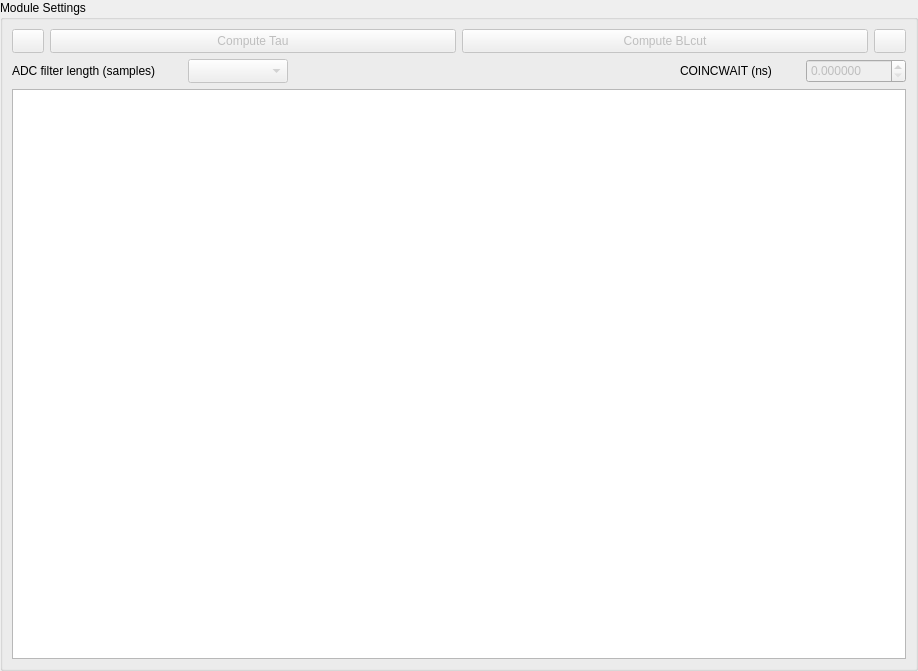
Above: forms/form_pixie_settings.ui from usnistgov/qpx-gamma before the change. Below: the same form after it.
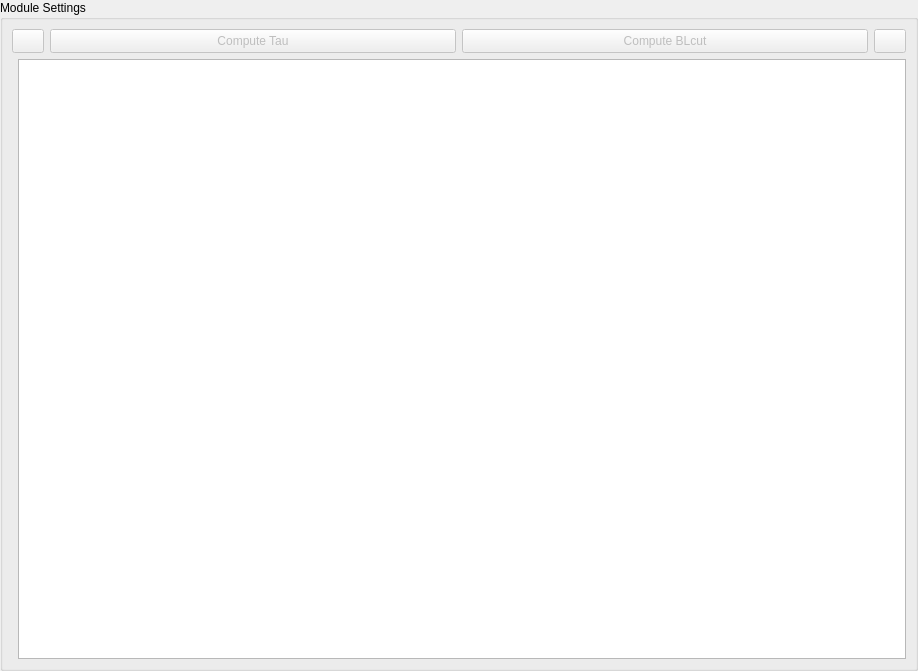
That is the form after the change. Icons and pictures are not drawn.

Commit message: Generic settings tree structure

```diff
--- a/forms/form_pixie_settings.ui
+++ b/forms/form_pixie_settings.ui
@@ -33,7 +33,7 @@
    <item row="0" column="0">
     <widget class="QGroupBox" name="groupBox_8">
      <property name="sizePolicy">
-      <sizepolicy hsizetype="Preferred" vsizetype="Expanding">
+      <sizepolicy hsizetype="MinimumExpanding" vsizetype="Expanding">
        <horstretch>0</horstretch>
        <verstretch>0</verstretch>
       </sizepolicy>
@@ -54,7 +54,7 @@
       <string>Module Settings</string>
      </property>
      <layout class="QGridLayout" name="gridLayout_8">
-      <item row="0" column="0">
+      <item row="0" column="0" colspan="2">
        <layout class="QHBoxLayout" name="horizontalLayout_20">
         <item>
          <widget class="QPushButton" name="pushSettingsRefresh">
@@ -193,191 +193,14 @@
         </item>
        </layout>
       </item>
-      <item row="1" column="0">
-       <layout class="QHBoxLayout" name="horizontalLayout_22">
-        <item>
-         <widget class="QLabel" name="label_33">
-          <property name="sizePolicy">
-           <sizepolicy hsizetype="Preferred" vsizetype="Fixed">
-            <horstretch>0</horstretch>
-            <verstretch>0</verstretch>
-           </sizepolicy>
-          </property>
-          <property name="minimumSize">
-           <size>
-            <width>170</width>
-            <height>24</height>
-           </size>
-          </property>
-          <property name="maximumSize">
-           <size>
-            <width>200</width>
-            <height>32</height>
-           </size>
-          </property>
-          <property name="sizeIncrement">
-           <size>
-            <width>0</width>
-            <height>21</height>
-           </size>
-          </property>
-          <property name="baseSize">
-           <size>
-            <width>0</width>
-            <height>24</height>
-           </size>
-          </property>
-          <property name="toolTip">
-           <string>ADC samples averaged before filtering logic.</string>
-          </property>
-          <property name="text">
-           <string>ADC filter length (samples)</string>
-          </property>
-         </widget>
-        </item>
-        <item>
-         <widget class="QComboBox" name="comboFilterSamples">
-          <property name="enabled">
-           <bool>false</bool>
-          </property>
-          <property name="sizePolicy">
-           <sizepolicy hsizetype="Preferred" vsizetype="Fixed">
-            <horstretch>0</horstretch>
-            <verstretch>0</verstretch>
-           </sizepolicy>
-          </property>
-          <property name="minimumSize">
-           <size>
-            <width>100</width>
-            <height>24</height>
-           </size>
-          </property>
-          <property name="maximumSize">
-           <size>
-            <width>100</width>
-            <height>32</height>
-           </size>
-          </property>
-         </widget>
-        </item>
-        <item>
-         <spacer name="horizontalSpacer_10">
-          <property name="orientation">
-           <enum>Qt::Horizontal</enum>
-          </property>
-          <property name="sizeType">
-           <enum>QSizePolicy::MinimumExpanding</enum>
-          </property>
-          <property name="sizeHint" stdset="0">
-           <size>
-            <width>100</width>
-            <height>20</height>
-           </size>
-          </property>
-         </spacer>
-        </item>
-        <item>
-         <widget class="QLabel" name="label_31">
-          <property name="sizePolicy">
-           <sizepolicy hsizetype="Preferred" vsizetype="Fixed">
-            <horstretch>0</horstretch>
-            <verstretch>0</verstretch>
-           </sizepolicy>
-          </property>
-          <property name="minimumSize">
-           <size>
-            <width>120</width>
-            <height>24</height>
-           </size>
-          </property>
-          <property name="maximumSize">
-           <size>
-            <width>130</width>
-            <height>32</height>
-           </size>
-          </property>
-          <property name="sizeIncrement">
-           <size>
-            <width>0</width>
-            <height>21</height>
-           </size>
-          </property>
-          <property name="baseSize">
-           <size>
-            <width>0</width>
-            <height>24</height>
-           </size>
-          </property>
-          <property name="text">
-           <string>COINCWAIT (ns)</string>
-          </property>
-         </widget>
-        </item>
-        <item>
-         <widget class="QDoubleSpinBox" name="boxCoincWait">
-          <property name="enabled">
-           <bool>false</bool>
-          </property>
-          <property name="sizePolicy">
-           <sizepolicy hsizetype="Minimum" vsizetype="Fixed">
-            <horstretch>0</horstretch>
-            <verstretch>0</verstretch>
-           </sizepolicy>
-          </property>
-          <property name="minimumSize">
-           <size>
-            <width>100</width>
-            <height>24</height>
-           </size>
-          </property>
-          <property name="maximumSize">
-           <size>
-            <width>100</width>
-            <height>32</height>
-           </size>
-          </property>
-          <property name="sizeIncrement">
-           <size>
-            <width>0</width>
-            <height>21</height>
-           </size>
-          </property>
-          <property name="baseSize">
-           <size>
-            <width>0</width>
-            <height>24</height>
-           </size>
-          </property>
-          <property name="decimals">
-           <number>6</number>
-          </property>
-          <property name="maximum">
-           <double>999999999.000000000000000</double>
-          </property>
-         </widget>
-        </item>
-       </layout>
-      </item>
-      <item row="2" column="0">
-       <widget class="QTableView" name="viewChanSettings">
+      <item row="1" column="1">
+       <widget class="QTreeView" name="treeSettings">
         <property name="sizePolicy">
          <sizepolicy hsizetype="MinimumExpanding" vsizetype="Expanding">
           <horstretch>0</horstretch>
           <verstretch>0</verstretch>
          </sizepolicy>
         </property>
-        <property name="minimumSize">
-         <size>
-          <width>620</width>
-          <height>0</height>
-         </size>
-        </property>
-        <property name="baseSize">
-         <size>
-          <width>700</width>
-          <height>0</height>
-         </size>
-        </property>
        </widget>
       </item>
      </layout>
```
The commit also changes 22 other files.
